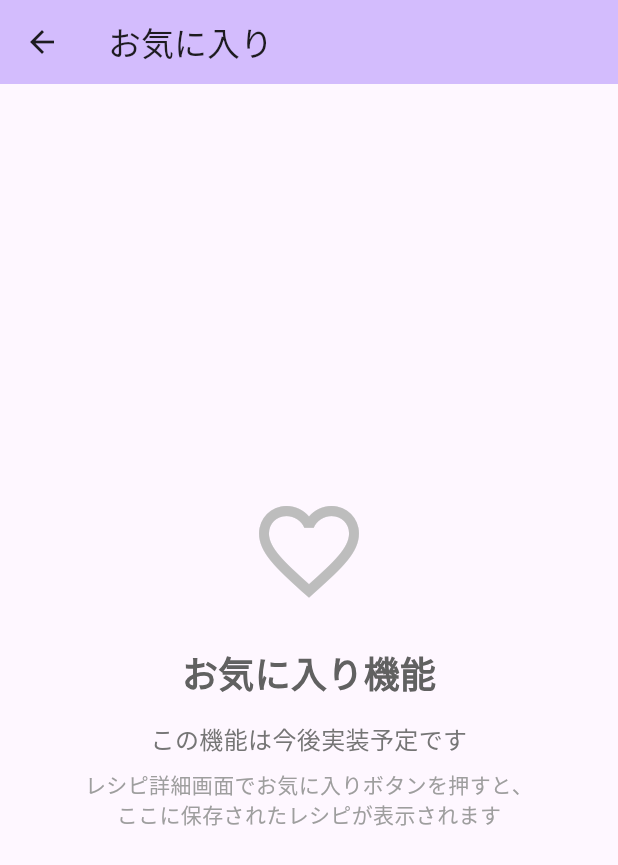
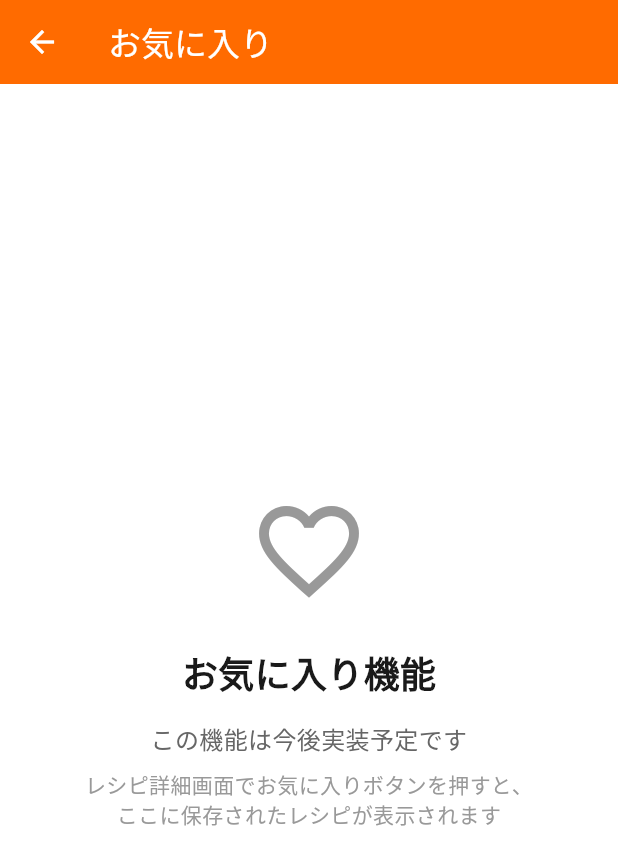
Before and after one commit to tobakuro/Cookhelper, a Flutter app: the screen it shows after launch, after a tap on "お気に入り", on a phone screen of 412 x 824 dp. Shown: the top 865 px of the screen. Run offline on Flutter 3.47's test engine with Material 3 defaults, Android fonts, the light colour scheme and no system bars; our stand-ins replace audioplayers, flutter_dotenv, flutter_tts, google_generative_ai, share_plus; missing offline and left inert: record.

Commit message:
modify: アプリ全体の色を修正

```diff
--- a/lib/gemini/gemini_text_service.dart
+++ b/lib/gemini/gemini_text_service.dart
@@ -14,7 +14,7 @@ class GeminiTextService {
     // 1. --dart-define から取得（本番環境）
     // 2. .env から取得（ローカル開発）
     String apiKey = _dartDefineApiKey;
-    if (apiKey.isEmpty) {
+    if (apiKey.isEmpty && dotenv.isInitialized) {
       apiKey = dotenv.maybeGet('GEMINI_API_KEY') ?? '';
     }
 
--- a/lib/main.dart
+++ b/lib/main.dart
@@ -1,6 +1,7 @@
 import 'package:flutter/material.dart';
 import 'package:flutter_dotenv/flutter_dotenv.dart';
 import 'screens/home_screen.dart';
+import 'theme/app_colors.dart';
 
 Future main() async {
     // .envファイルを読み込み
@@ -22,8 +23,37 @@ class MyApp extends StatelessWidget {
     return MaterialApp(
       title: 'CookHelper',
       theme: ThemeData(
-        colorScheme: ColorScheme.fromSeed(seedColor: Colors.deepPurple),
+        colorScheme: ColorScheme.fromSeed(
+          seedColor: AppColors.primary,
+          brightness: Brightness.light,
+        ),
         useMaterial3: true,
+        scaffoldBackgroundColor: AppColors.background,
+        appBarTheme: const AppBarTheme(
+          backgroundColor: AppColors.appBarBg,
+          foregroundColor: AppColors.appBarFg,
+          elevation: 0,
+        ),
+        elevatedButtonTheme: ElevatedButtonThemeData(
+          style: ElevatedButton.styleFrom(
+            backgroundColor: AppColors.buttonPrimary,
+            foregroundColor: Colors.white,
+          ),
+        ),
+        cardTheme: const CardThemeData(
+          color: AppColors.cardBg,
+          elevation: 2,
+        ),
+        inputDecorationTheme: InputDecorationTheme(
+          border: OutlineInputBorder(
+            borderRadius: BorderRadius.circular(8),
+            borderSide: const BorderSide(color: AppColors.border),
+          ),
+          focusedBorder: OutlineInputBorder(
+            borderRadius: BorderRadius.circular(8),
+            borderSide: const BorderSide(color: AppColors.primary, width: 2),
+          ),
+        ),
       ),
       home: const HomeScreen(),
     );
--- a/lib/screens/favorites_screen.dart
+++ b/lib/screens/favorites_screen.dart
@@ -1,4 +1,5 @@
 import 'package:flutter/material.dart';
+import '../theme/app_colors.dart';
 
 class FavoritesScreen extends StatelessWidget {
   const FavoritesScreen({super.key});
@@ -8,43 +9,42 @@ class FavoritesScreen extends StatelessWidget {
     return Scaffold(
       appBar: AppBar(
         title: const Text('お気に入り'),
-        backgroundColor: Theme.of(context).colorScheme.inversePrimary,
       ),
-      body: Center(
+      body: const Center(
         child: Padding(
-          padding: const EdgeInsets.all(24.0),
+          padding: EdgeInsets.all(24.0),
           child: Column(
             mainAxisAlignment: MainAxisAlignment.center,
             children: [
               Icon(
                 Icons.favorite_border,
                 size: 80,
-                color: Colors.grey.shade400,
+                color: AppColors.textHint,
               ),
-              const SizedBox(height: 24),
+              SizedBox(height: 24),
               Text(
                 'お気に入り機能',
                 style: TextStyle(
                   fontSize: 24,
                   fontWeight: FontWeight.bold,
-                  color: Colors.grey.shade700,
+                  color: AppColors.textPrimary,
                 ),
               ),
-              const SizedBox(height: 16),
+              SizedBox(height: 16),
               Text(
                 'この機能は今後実装予定です',
                 style: TextStyle(
                   fontSize: 16,
-                  color: Colors.grey.shade600,
+                  color: AppColors.textSecondary,
                 ),
                 textAlign: TextAlign.center,
               ),
-              const SizedBox(height: 8),
+              SizedBox(height: 8),
               Text(
                 'レシピ詳細画面でお気に入りボタンを押すと、\nここに保存されたレシピが表示されます',
                 style: TextStyle(
                   fontSize: 14,
-                  color: Colors.grey.shade500,
+                  color: AppColors.textHint,
                 ),
                 textAlign: TextAlign.center,
               ),
--- a/lib/screens/home_screen.dart
+++ b/lib/screens/home_screen.dart
@@ -2,6 +2,7 @@ import 'package:flutter/material.dart';
 import 'recipe_search_screen.dart';
 import 'recipe_generate_screen.dart';
 import 'favorites_screen.dart';
+import '../theme/app_colors.dart';
 
 class HomeScreen extends StatelessWidget {
   const HomeScreen({super.key});
@@ -12,7 +13,6 @@ class HomeScreen extends StatelessWidget {
       appBar: AppBar(
         title: const Text('CookHelper'),
         centerTitle: true,
-        backgroundColor: Theme.of(context).colorScheme.inversePrimary,
       ),
       body: Center(
         child: SingleChildScrollView(
@@ -23,7 +23,7 @@ class HomeScreen extends StatelessWidget {
               const Icon(
                 Icons.restaurant_menu,
                 size: 80,
-                color: Colors.deepPurple,
+                color: AppColors.primary,
               ),
               const SizedBox(height: 16),
               const Text(
@@ -38,7 +38,7 @@ class HomeScreen extends StatelessWidget {
                 '手を使わず、音声でレシピをナビゲート',
                 style: TextStyle(
                   fontSize: 14,
-                  color: Colors.grey,
+                  color: AppColors.textSecondary,
                 ),
               ),
               const SizedBox(height: 48),
@@ -118,13 +118,13 @@ class HomeScreen extends StatelessWidget {
               Container(
                 padding: const EdgeInsets.all(12),
                 decoration: BoxDecoration(
-                  color: Theme.of(context).colorScheme.primaryContainer,
+                  color: AppColors.iconContainerBg,
                   borderRadius: BorderRadius.circular(12),
                 ),
                 child: Icon(
                   icon,
                   size: 32,
-                  color: Theme.of(context).colorScheme.primary,
+                  color: AppColors.primary,
                 ),
               ),
               const SizedBox(width: 16),
@@ -137,6 +137,7 @@ class HomeScreen extends StatelessWidget {
                       style: const TextStyle(
                         fontSize: 18,
                         fontWeight: FontWeight.bold,
+                        color: AppColors.textPrimary,
                       ),
                     ),
                     const SizedBox(height: 4),
@@ -144,13 +145,13 @@ class HomeScreen extends StatelessWidget {
                       description,
                       style: const TextStyle(
                         fontSize: 12,
-                        color: Colors.grey,
+                        color: AppColors.textSecondary,
                       ),
                     ),
                   ],
                 ),
               ),
-              const Icon(Icons.chevron_right),
+              const Icon(Icons.chevron_right, color: AppColors.textHint),
             ],
           ),
         ),
--- a/lib/services/gemini_voice_service.dart
+++ b/lib/services/gemini_voice_service.dart
@@ -41,7 +41,7 @@ class GeminiVoiceService extends ChangeNotifier {
     // 1. --dart-define から取得（本番環境）
     // 2. .env から取得（ローカル開発）
     String apiKey = _dartDefineApiKey;
-    if (apiKey.isEmpty) {
+    if (apiKey.isEmpty && dotenv.isInitialized) {
       apiKey = dotenv.maybeGet('GEMINI_API_KEY') ?? '';
     }
 
--- /dev/null
+++ b/lib/theme/app_colors.dart
@@ -0,0 +1,58 @@
+import 'package:flutter/material.dart';
+
+/// アプリ全体で使用する色定義
+/// 基調: 黒・白・オレンジ
+class AppColors {
+  // プライマリカラー（オレンジ）
+  static const Color primary = Color(0xFFFF6B00);
+  static const Color primaryLight = Color(0xFFFF8A3D);
+  static const Color primaryDark = Color(0xFFE55A00);
+
+  // 背景色
+  static const Color background = Colors.white;
+  static const Color surface = Colors.white;
+  static const Color surfaceVariant = Color(0xFFF5F5F5);
+
+  // テキスト色
+  static const Color textPrimary = Color(0xFF1A1A1A);
+  static const Color textSecondary = Color(0xFF666666);
+  static const Color textHint = Color(0xFF999999);
+
+  // ボーダー・ディバイダー
+  static const Color border = Color(0xFFE0E0E0);
+  static const Color divider = Color(0xFFEEEEEE);
+
+  // アクセントカラー（控えめに使用）
+  static const Color success = Color(0xFF4CAF50);
+  static const Color error = Color(0xFFE53935);
+  static const Color warning = Color(0xFFFFA726);
+
+  // アイコンコンテナ背景
+  static const Color iconContainerBg = Color(0xFFFFF3E0);
+
+  // カード背景
+  static const Color cardBg = Colors.white;
+
+  // AppBar
+  static const Color appBarBg = Color(0xFFFF6B00);
+  static const Color appBarFg = Colors.white;
+
+  // ボタン
+  static const Color buttonPrimary = Color(0xFFFF6B00);
+  static const Color buttonSecondary = Color(0xFF1A1A1A);
+  static const Color buttonDisabled = Color(0xFFBDBDBD);
+
+  // ステップ・タイマー関連
+  static const Color stepBg = Color(0xFFFFF8F0);
+  static const Color stepBorder = Color(0xFFFFE0B2);
+  static const Color timerBg = Color(0xFFFFF3E0);
+  static const Color timerBorder = Color(0xFFFFCC80);
+
+  // 音声認識
+  static const Color listeningBg = Color(0xFFFFF3E0);
+  static const Color listeningActive = Color(0xFFFF6B00);
+  static const Color listeningInactive = Color(0xFF999999);
+
+  // 星評価
+  static const Color star = Color(0xFFFF6B00);
+}
```
Also changed, not shown: lib/screens/cooking_screen.dart (+69 -57 lines), lib/screens/recipe_generate_screen.dart (+21 -22 lines), lib/screens/recipe_search_screen.dart (+17 -16 lines).
